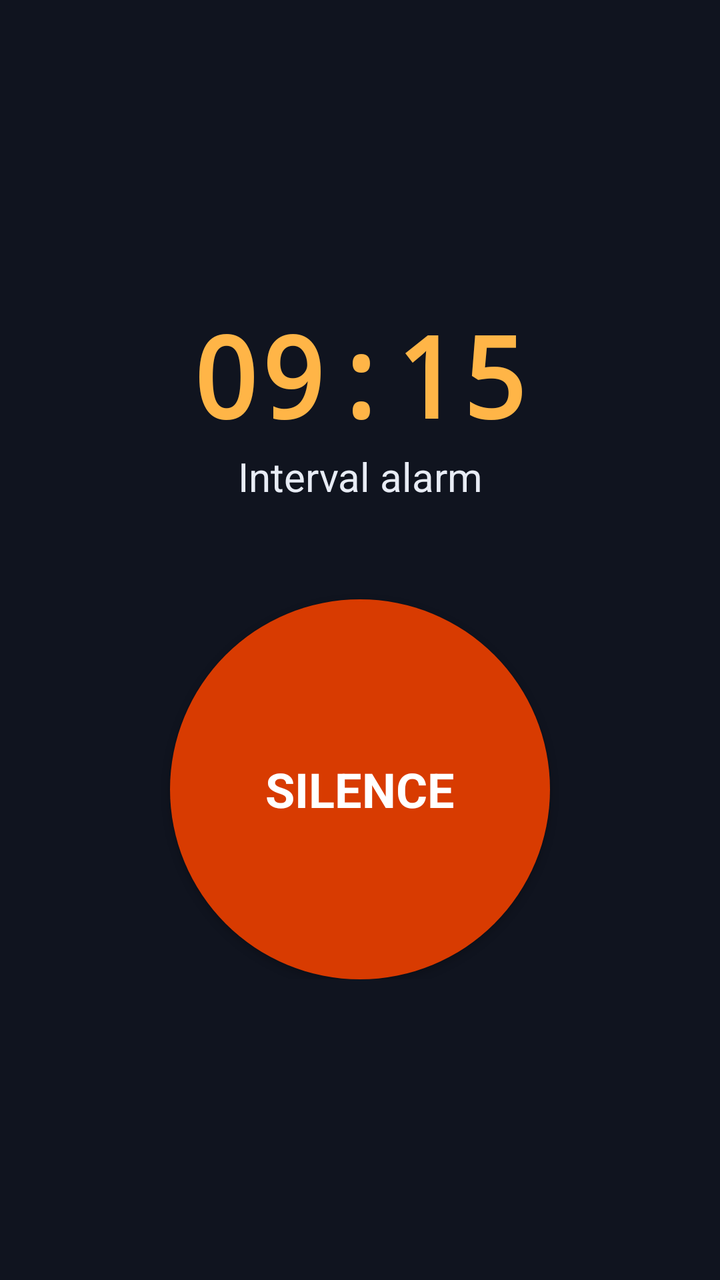
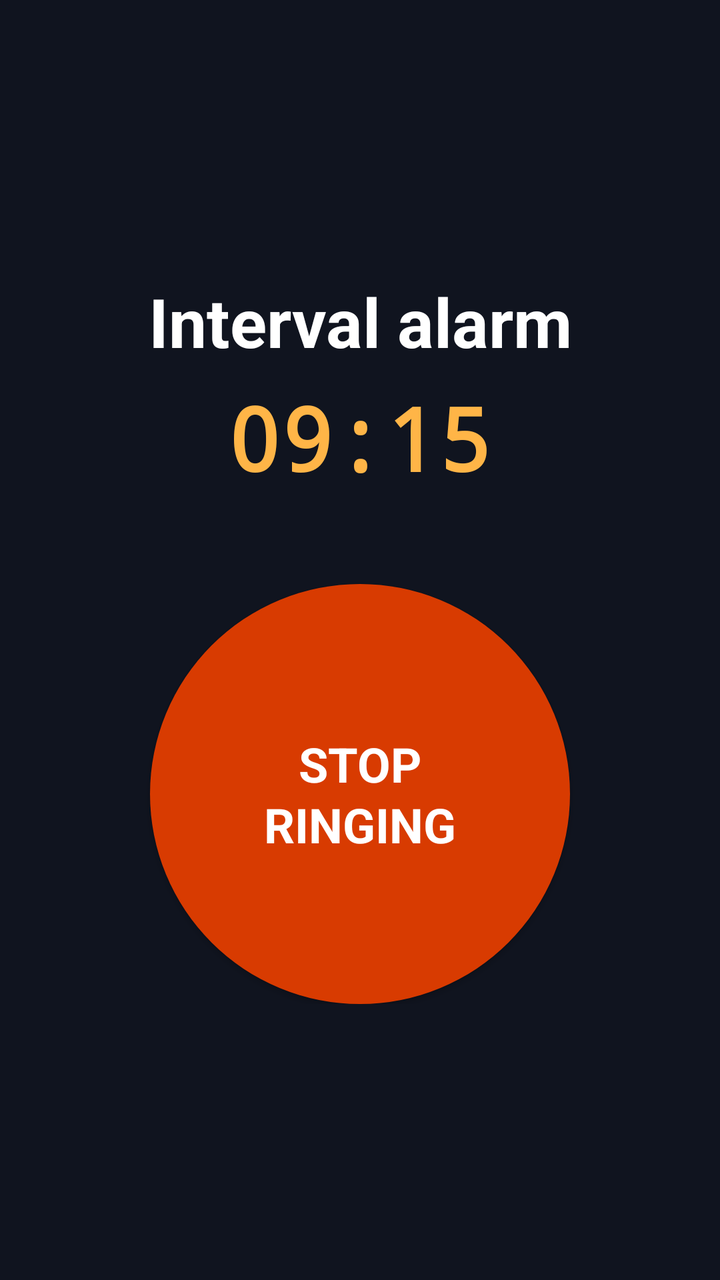

Before-and-after screenshots of an Android layout around one commit, followed by the original layout XML and the change that was made.
<!-- AndroidManifest.xml: application theme Theme.IntervalAlarm -->
<!-- res/layout/activity_alarm.xml -->
<?xml version="1.0" encoding="utf-8"?>
<FrameLayout xmlns:android="http://schemas.android.com/apk/res/android"
    android:layout_width="match_parent"
    android:layout_height="match_parent"
    android:background="#10141F">

    <LinearLayout
        android:layout_width="match_parent"
        android:layout_height="wrap_content"
        android:layout_gravity="center"
        android:orientation="vertical"
        android:gravity="center">

        <TextView
            android:id="@+id/alarmTime"
            android:layout_width="wrap_content"
            android:layout_height="wrap_content"
            android:textSize="56sp"
            android:textStyle="bold"
            android:fontFamily="monospace"
            android:textColor="#FFB547"
            android:text="09:15" />

        <TextView
            android:id="@+id/alarmLabel"
            android:layout_width="wrap_content"
            android:layout_height="wrap_content"
            android:text="Interval alarm"
            android:textSize="20sp"
            android:textColor="#E8ECF5"
            android:paddingStart="24dp"
            android:paddingEnd="24dp"
            android:gravity="center"
            android:paddingBottom="48dp" />

        <Button
            android:id="@+id/silenceBtn"
            android:layout_width="190dp"
            android:layout_height="190dp"
            android:background="@drawable/btn_round"
            android:text="SILENCE"
            android:textColor="#FFFFFF"
            android:textSize="24sp"
            android:textStyle="bold" />
    </LinearLayout>
</FrameLayout>
<!-- resources referenced by this layout -->
<resources>
  <!-- drawable btn_round (drawable) -->
  <?xml version="1.0" encoding="utf-8"?>
  <selector xmlns:android="http://schemas.android.com/apk/res/android">
      <item android:state_pressed="true">
          <shape android:shape="oval"><solid android:color="#A82E01"/></shape>
      </item>
      <item>
          <shape android:shape="oval"><solid android:color="@color/ms_red"/></shape>
      </item>
  </selector>
  <style name="Theme.IntervalAlarm" parent="Theme.AppCompat.Light.NoActionBar">
          <item name="colorPrimary">@color/ms_blue</item>
          <item name="colorPrimaryDark">@color/ms_blue_dark</item>
          <item name="colorAccent">@color/ms_blue</item>
          <item name="android:windowBackground">@color/ms_bg</item>
          <item name="android:statusBarColor">@color/ms_bg</item>
          <item name="android:windowLightStatusBar">true</item>
          <item name="android:textColorPrimary">@color/ms_text</item>
          <item name="android:fontFamily">sans-serif</item>
      </style>
  <color name="ms_red">#D83B01</color>
  <color name="ms_blue">#0078D4</color>
  <color name="ms_blue_dark">#106EBE</color>
  <color name="ms_bg">#F3F3F3</color>
  <color name="ms_text">#201F1E</color>
</resources>

<!-- the commit's change to res/layout/activity_alarm.xml (unified diff, before → after) -->
@@ -9,38 +9,44 @@
         android:layout_height="wrap_content"
         android:layout_gravity="center"
         android:orientation="vertical"
-        android:gravity="center">
+        android:gravity="center"
+        android:paddingStart="20dp"
+        android:paddingEnd="20dp">
+
+        
+        <TextView
+            android:id="@+id/alarmLabel"
+            android:layout_width="match_parent"
+            android:layout_height="wrap_content"
+            android:text="Interval alarm"
+            android:textSize="34sp"
+            android:textStyle="bold"
+            android:textColor="#FFFFFF"
+            android:gravity="center"
+            android:maxLines="3"
+            android:ellipsize="end" />
 
         <TextView
             android:id="@+id/alarmTime"
             android:layout_width="wrap_content"
             android:layout_height="wrap_content"
-            android:textSize="56sp"
+            android:textSize="44sp"
             android:textStyle="bold"
             android:fontFamily="monospace"
             android:textColor="#FFB547"
+            android:paddingTop="6dp"
+            android:paddingBottom="44dp"
             android:text="09:15" />
-
-        <TextView
-            android:id="@+id/alarmLabel"
-            android:layout_width="wrap_content"
-            android:layout_height="wrap_content"
-            android:text="Interval alarm"
-            android:textSize="20sp"
-            android:textColor="#E8ECF5"
-            android:paddingStart="24dp"
-            android:paddingEnd="24dp"
-            android:gravity="center"
-            android:paddingBottom="48dp" />
 
         <Button
             android:id="@+id/silenceBtn"
-            android:layout_width="190dp"
-            android:layout_height="190dp"
+            android:layout_width="210dp"
+            android:layout_height="210dp"
             android:background="@drawable/btn_round"
-            android:text="SILENCE"
+            android:text="STOP\nRINGING"
             android:textColor="#FFFFFF"
             android:textSize="24sp"
-            android:textStyle="bold" />
+            android:textStyle="bold"
+            android:lineSpacingExtra="2dp" />
     </LinearLayout>
 </FrameLayout>
